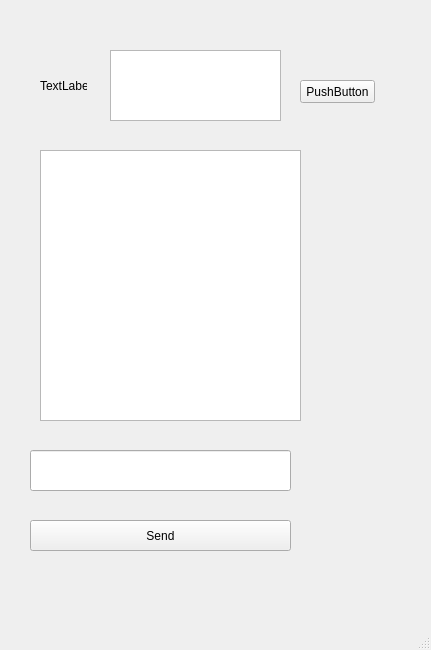
Above: mainwindow.ui from Samguitarboy/chatroom before the change. Below: the same form after it.
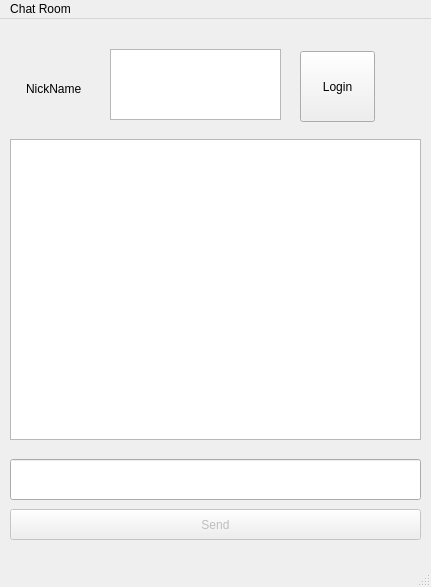
That is the form after the change.

```diff
--- a/mainwindow.ui
+++ b/mainwindow.ui
@@ -7,7 +7,7 @@
     <x>0</x>
     <y>0</y>
     <width>431</width>
-    <height>650</height>
+    <height>587</height>
    </rect>
   </property>
   <property name="windowTitle">
@@ -17,9 +17,9 @@
    <widget class="QLineEdit" name="lineEdit">
     <property name="geometry">
      <rect>
-      <x>30</x>
-      <y>450</y>
-      <width>261</width>
+      <x>10</x>
+      <y>440</y>
+      <width>411</width>
       <height>41</height>
      </rect>
     </property>
@@ -27,19 +27,22 @@
    <widget class="QTextBrowser" name="textBrowser">
     <property name="geometry">
      <rect>
-      <x>40</x>
-      <y>150</y>
-      <width>261</width>
-      <height>271</height>
+      <x>10</x>
+      <y>120</y>
+      <width>411</width>
+      <height>301</height>
      </rect>
     </property>
    </widget>
    <widget class="QPushButton" name="pushButton">
+    <property name="enabled">
+     <bool>false</bool>
+    </property>
     <property name="geometry">
      <rect>
-      <x>30</x>
-      <y>520</y>
-      <width>261</width>
+      <x>10</x>
+      <y>490</y>
+      <width>411</width>
       <height>31</height>
      </rect>
     </property>
@@ -50,34 +53,34 @@
    <widget class="QLabel" name="label">
     <property name="geometry">
      <rect>
-      <x>40</x>
-      <y>80</y>
-      <width>47</width>
-      <height>12</height>
+      <x>26</x>
+      <y>60</y>
+      <width>61</width>
+      <height>20</height>
      </rect>
     </property>
     <property name="text">
-     <string>TextLabel</string>
+     <string>NickName</string>
     </property>
    </widget>
    <widget class="QPushButton" name="pushButton_2">
     <property name="geometry">
      <rect>
       <x>300</x>
-      <y>80</y>
+      <y>32</y>
       <width>75</width>
-      <height>23</height>
+      <height>71</height>
      </rect>
     </property>
     <property name="text">
-     <string>PushButton</string>
+     <string>Login</string>
     </property>
    </widget>
    <widget class="QTextEdit" name="textEdit">
     <property name="geometry">
      <rect>
       <x>110</x>
-      <y>50</y>
+      <y>30</y>
       <width>171</width>
       <height>71</height>
      </rect>
@@ -93,6 +96,12 @@
      <height>22</height>
     </rect>
    </property>
+   <widget class="QMenu" name="menuChat_Room">
+    <property name="title">
+     <string>Chat Room</string>
+    </property>
+   </widget>
+   <addaction name="menuChat_Room"/>
   </widget>
   <widget class="QStatusBar" name="statusbar"/>
  </widget>
```
